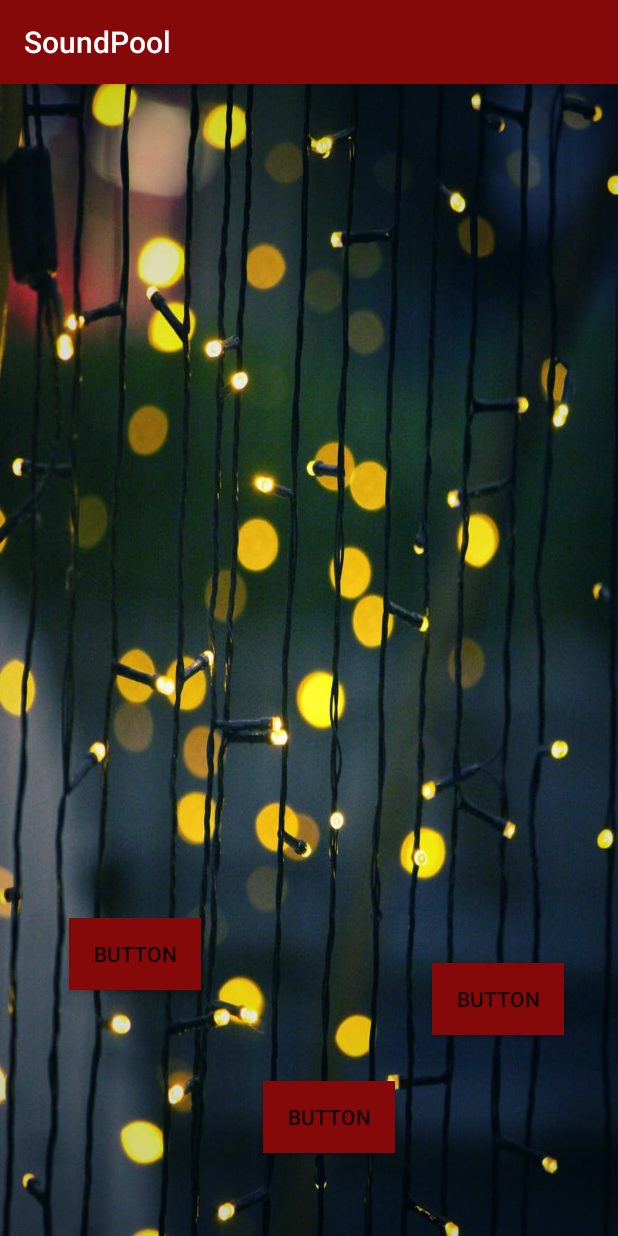
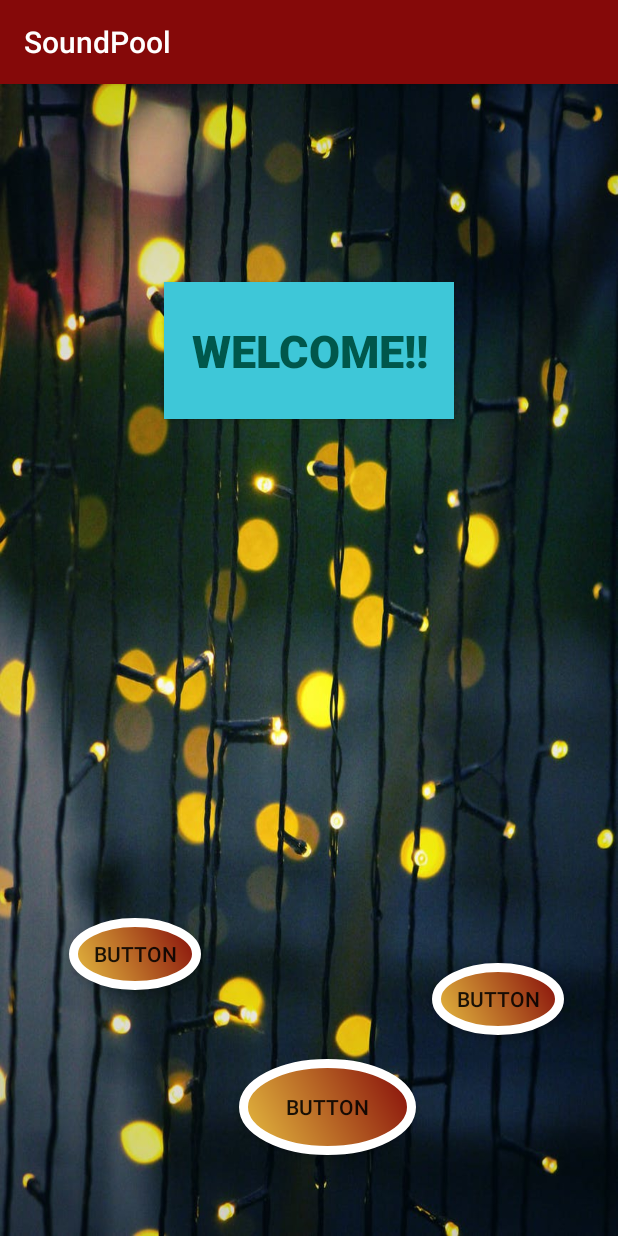
Before and after one commit to sourabhas/SoundPoolDemo, an Android app: the screen it shows after launch (MainActivity), on a phone screen of 412 x 824 dp. Run offline under Robolectric (Android 15) with nearby library versions, the phone set to English and light mode, and no system bars.

Commit message:
XML gradient for buttons Button state changes with change in text and background using shapes in drawable

```diff
--- /dev/null
+++ b/app/src/main/res/drawable/button_states.xml
@@ -0,0 +1,18 @@
+<?xml version="1.0" encoding="utf-8"?>
+<selector xmlns:android="http://schemas.android.com/apk/res/android">
+    <item android:state_focused="true"
+        android:state_enabled="true"
+        android:drawable="@color/light_green"
+        />
+
+    <item android:state_pressed="true"
+        android:state_enabled="true"
+        android:drawable="@color/yellow"/>
+
+    <item android:state_enabled="true"
+        android:drawable="@color/light_blue" />
+
+
+
+
+</selector>
--- /dev/null
+++ b/app/src/main/res/drawable/button_text_styles.xml
@@ -0,0 +1,9 @@
+<?xml version="1.0" encoding="utf-8"?>
+<selector xmlns:android="http://schemas.android.com/apk/res/android">
+
+    <item android:color ="@color/colorPrimaryDark"/>
+    <item android:state_pressed="true" android:color="@android:color/white"/>
+    <item android:state_focused="true" android:color="@color/yellow"/>
+
+
+</selector>
--- /dev/null
+++ b/app/src/main/res/drawable/shapes.xml
@@ -0,0 +1,14 @@
+<?xml version="1.0" encoding="utf-8"?>
+<shape xmlns:android="http://schemas.android.com/apk/res/android"
+
+    android:shape="oval">
+    <stroke
+        android:color="@android:color/white"
+        android:width="6dp"/>
+    <solid android:color="@android:color/holo_blue_bright"/>
+    <gradient
+        android:angle="45"
+        android:startColor="@color/yellow"
+        android:endColor="@color/colorPrimary"/>
+
+</shape>
--- a/app/src/main/res/layout/activity_main.xml
+++ b/app/src/main/res/layout/activity_main.xml
@@ -9,13 +9,13 @@
 
     <Button
         android:id="@+id/button2"
-        android:layout_width="wrap_content"
-        android:layout_height="wrap_content"
+        android:layout_width="118dp"
+        android:layout_height="64dp"
+        android:background="@drawable/shapes"
         android:text="Button"
         app:layout_constraintBottom_toBottomOf="parent"
         app:layout_constraintEnd_toEndOf="parent"
         app:layout_constraintHorizontal_bias="0.541"
-        android:background="@color/colorPrimary"
         app:layout_constraintStart_toStartOf="parent"
         app:layout_constraintTop_toTopOf="parent"
         app:layout_constraintVertical_bias="0.923" />
@@ -24,7 +24,7 @@
         android:id="@+id/button1"
         android:layout_width="wrap_content"
         android:layout_height="wrap_content"
-        android:background="@color/colorPrimary"
+        android:background="@drawable/shapes"
         android:layout_marginStart="16dp"
         android:layout_marginTop="556dp"
         android:text="Button"
@@ -39,11 +39,26 @@
         android:id="@+id/button3"
         android:layout_width="wrap_content"
         android:layout_height="wrap_content"
-        android:background="@color/colorPrimary"
+        android:background="@drawable/shapes"
         android:layout_marginStart="288dp"
         android:text="Button"
         app:layout_constraintBottom_toBottomOf="parent"
         app:layout_constraintStart_toStartOf="parent"
         app:layout_constraintTop_toTopOf="parent"
         app:layout_constraintVertical_bias="0.814" />
+
+    <Button
+        android:id="@+id/button_shapes"
+        android:layout_width="193dp"
+        android:layout_height="91dp"
+        android:layout_marginTop="132dp"
+        android:background="@drawable/button_states"
+        android:text="Welcome!!"
+        android:textColor="@drawable/button_text_styles"
+        android:textSize="30dp"
+        android:textStyle="bold"
+        app:layout_constraintEnd_toEndOf="parent"
+        app:layout_constraintStart_toStartOf="parent"
+        app:layout_constraintTop_toTopOf="parent" />
+
 </androidx.constraintlayout.widget.ConstraintLayout>
--- a/app/src/main/res/values/colors.xml
+++ b/app/src/main/res/values/colors.xml
@@ -3,4 +3,7 @@
     <color name="colorPrimary">#850909</color>
     <color name="colorPrimaryDark">#00574B</color>
     <color name="colorAccent">#D81B60</color>
+    <color name="yellow">#E7BE40</color>
+    <color name="light_green">#9BE956</color>
+    <color name="light_blue">#3EC7D8</color>
 </resources>
```
